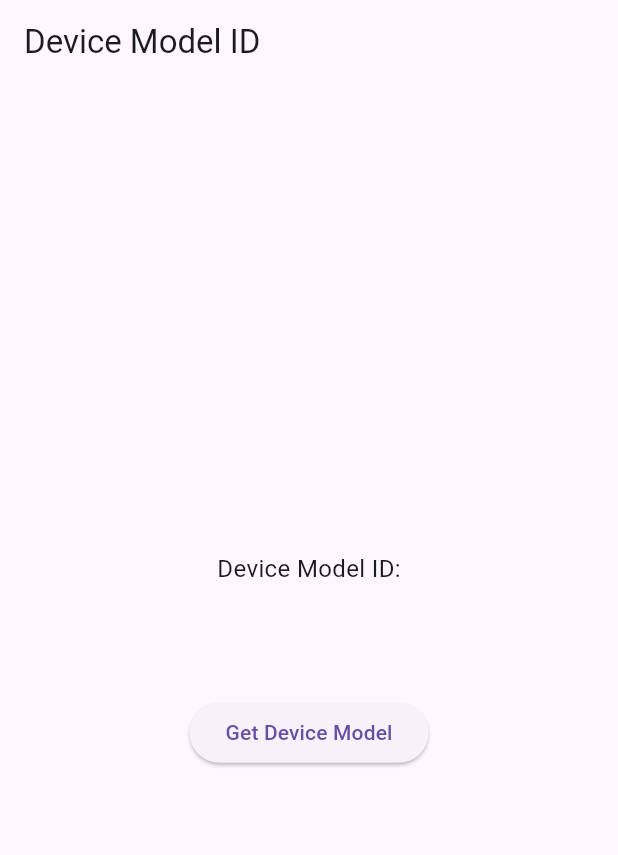
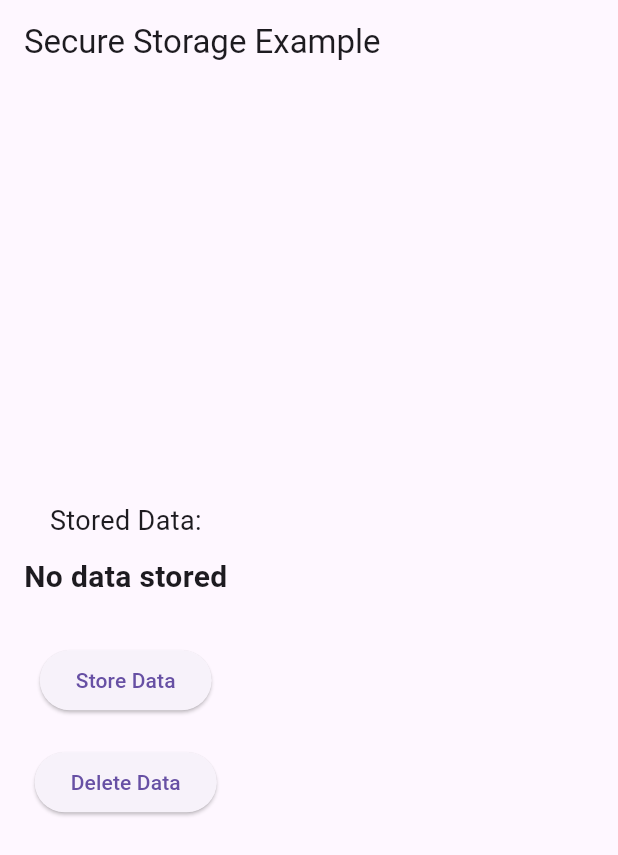
Before and after one commit to Sourabh4896/final_eval, a Flutter app: the screen it shows after launch, on a phone screen of 412 x 824 dp. Shown: the top 855 px of the screen. Run offline on Flutter 3.47's test engine with Material 3 defaults, Android fonts, the phone set to English and light mode, and no system bars; our stand-ins replace device_info_plus, flutter_secure_storage.

Commit message:
feature added

```diff
--- a/lib/main.dart
+++ b/lib/main.dart
@@ -1,5 +1,5 @@
 import 'package:flutter/material.dart';
-import 'device_model_util.dart';
+import 'secure_storage_util.dart';
 
 void main() {
   runApp(const MyApp());
@@ -11,56 +11,74 @@ class MyApp extends StatelessWidget {
   @override
   Widget build(BuildContext context) {
     return MaterialApp(
-      home: DeviceModelScreen(),
+      home: SecureStorageScreen(),
     );
   }
 }
 
-class DeviceModelScreen extends StatefulWidget {
+class SecureStorageScreen extends StatefulWidget {
   @override
-  _DeviceModelScreenState createState() => _DeviceModelScreenState();
+  _SecureStorageScreenState createState() => _SecureStorageScreenState();
 }
 
-class _DeviceModelScreenState extends State<DeviceModelScreen> {
-  String _deviceModelId = "Fetching...";
+class _SecureStorageScreenState extends State<SecureStorageScreen> {
+  String _storedData = "No data stored";
 
   @override
   void initState() {
     super.initState();
-    _fetchDeviceModelId();
+    _fetchStoredData();
   }
 
-  /// Fetches the device model ID and updates the UI.
-  Future<void> _fetchDeviceModelId() async {
-    final modelId = await DeviceModelUtil.getDeviceModelId();
+  /// Fetches the stored data when the screen is loaded
+  Future<void> _fetchStoredData() async {
+    String? data = await SecureStorageUtil.fetchData();
     setState(() {
-      _deviceModelId = modelId;
+      _storedData = data ?? "No data stored";
     });
+  }
+
+  /// Stores data securely
+  Future<void> _storeData(String data) async {
+    await SecureStorageUtil.storeData(data);
+    _fetchStoredData(); // Refresh the stored data after storing
+  }
+
+  /// Deletes the stored data securely
+  Future<void> _deleteData() async {
+    await SecureStorageUtil.deleteData();
+    _fetchStoredData(); // Refresh the stored data after deleting
   }
 
   @override
   Widget build(BuildContext context) {
     return Scaffold(
       appBar: AppBar(
-        title: const Text('Device Model ID'),
+        title: const Text('Secure Storage Example'),
       ),
-      body: Center(
+      body: Padding(
+        padding: const EdgeInsets.all(16.0),
         child: Column(
           mainAxisAlignment: MainAxisAlignment.center,
           children: [
-            const Text(
-              "Device Model ID:",
-              style: TextStyle(fontSize: 16),
+            Text(
+              "Stored Data:",
+              style: const TextStyle(fontSize: 18),
             ),
-            const SizedBox(height: 20),
+            const SizedBox(height: 10),
             Text(
-              _deviceModelId,
-              style: const TextStyle(fontSize: 24, fontWeight: FontWeight.bold),
+              _storedData,
+              style: const TextStyle(fontSize: 20, fontWeight: FontWeight.bold),
+            ),
+            const SizedBox(height: 30),
+            ElevatedButton(
+              onPressed: () => _storeData("This is secure data!"),
+              child: const Text('Store Data'),
             ),
             const SizedBox(height: 20),
             ElevatedButton(
-              onPressed: _fetchDeviceModelId,
-              child: const Text('Get Device Model'),
+              onPressed: _deleteData,
+              child: const Text('Delete Data'),
             ),
           ],
         ),
--- /dev/null
+++ b/lib/secure_storage_util.dart
@@ -0,0 +1,50 @@
+import 'package:flutter_secure_storage/flutter_secure_storage.dart';
+
+class SecureStorageUtil {
+  static final FlutterSecureStorage _secureStorage = FlutterSecureStorage();
+
+  // Key used for storing the value in the secure storage
+  static const String _key = 'secure_data_key';
+
+  /// Store data securely in the KeyStore or Keychain
+  static Future<void> storeData(String data) async {
+    try {
+      await _secureStorage.write(key: _key, value: data);
+      print("Data stored successfully!");
+    } catch (e) {
+      print("Error storing data: $e");
+    }
+  }
+
+  /// Fetch data securely from the KeyStore or Keychain
+  static Future<String?> fetchData() async {
+    try {
+      final value = await _secureStorage.read(key: _key);
+      return value;
+    } catch (e) {
+      print("Error fetching data: $e");
+      return null;
+    }
+  }
+
+  /// Delete data securely from the KeyStore or Keychain
+  static Future<void> deleteData() async {
+    try {
+      await _secureStorage.delete(key: _key);
+      print("Data deleted successfully!");
+    } catch (e) {
+      print("Error deleting data: $e");
+    }
+  }
+
+  /// Check if data exists
+  static Future<bool> doesDataExist() async {
+    try {
+      final value = await _secureStorage.read(key: _key);
+      return value != null;
+    } catch (e) {
+      print("Error checking if data exists: $e");
+      return false;
+    }
+  }
+}
--- a/pubspec.yaml
+++ b/pubspec.yaml
@@ -11,6 +11,8 @@ dependencies:
     sdk: flutter
   crypto: ^3.0.6
   device_info_plus: ^11.2.0
+  pointycastle: ^3.9.1
+  flutter_secure_storage: ^9.2.2
 
 dev_dependencies:
   flutter_test:
```
Also changed, not shown: pubspec.lock, 5 other files.
